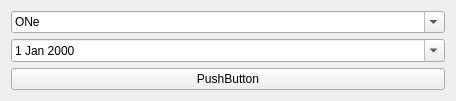
Old version of the form mainwindow.ui in the repository Dr-Xperience/GUI_Test.
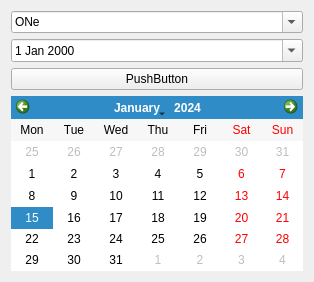
New version of the form.

Commit message:
Having Issue with Calendar Popup widget I am unable to change its Month via widget.
To Experiment with same I have added a QCalendarWidget to Project

Patch:
```diff
--- a/mainwindow.ui
+++ b/mainwindow.ui
@@ -6,14 +6,14 @@
    <rect>
     <x>0</x>
     <y>0</y>
-    <width>456</width>
-    <height>93</height>
+    <width>314</width>
+    <height>282</height>
    </rect>
   </property>
   <property name="maximumSize">
    <size>
-    <width>456</width>
-    <height>93</height>
+    <width>314</width>
+    <height>282</height>
    </size>
   </property>
   <property name="windowTitle">
@@ -27,7 +27,7 @@
        <bool>true</bool>
       </property>
       <property name="currentText">
-       <string>ONe</string>
+       <string extracomment="Select">Select</string>
       </property>
       <property name="insertPolicy">
        <enum>QComboBox::NoInsert</enum>
@@ -89,6 +89,13 @@
       </property>
      </widget>
     </item>
+    <item>
+     <widget class="QCalendarWidget" name="calendarWidget">
+      <property name="verticalHeaderFormat">
+       <enum>QCalendarWidget::NoVerticalHeader</enum>
+      </property>
+     </widget>
+    </item>
    </layout>
   </widget>
  </widget>
```
Left out of the diff: 2 changed lines with no effect on the pictures. The commit also changes 2 other files.
